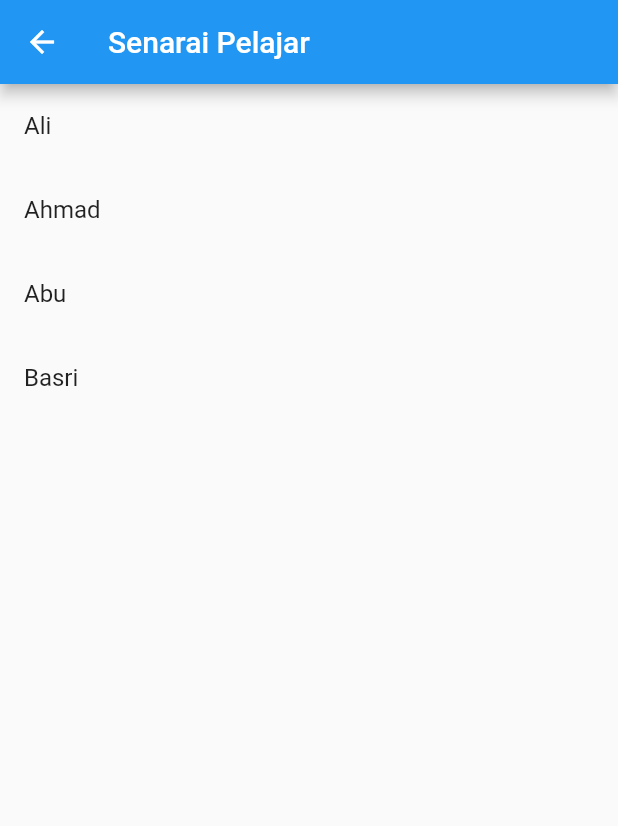
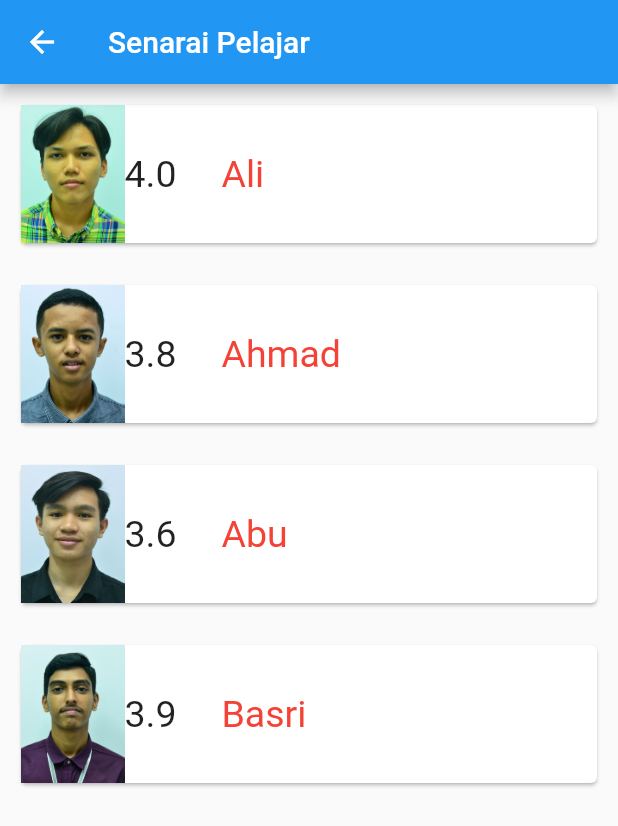
Before and after one commit to casfian/kplistdemo, a Flutter app: the SenaraiPelajar screen opened by its route, on a phone screen of 412 x 824 dp. Shown: the top 826 px of the screen. Run offline on Flutter 3.47's test engine with Material 2 defaults, Android fonts, the phone set to English and light mode, and no system bars.

Commit message:
kasi gambar

```diff
--- a/lib/senaraipelajar.dart
+++ b/lib/senaraipelajar.dart
@@ -1,8 +1,14 @@
 import 'package:flutter/material.dart';
+import 'package:lkpistdemo/pelajar.dart';
 
 class SenaraiPelajar extends StatelessWidget {
   //array
-  List pelajar = ['Ali', 'Ahmad', 'Abu', 'Basri'];
+  List<Pelajar> pelajar = [
+    Pelajar('Ali', 'images/ADAM.jpg', '4.0'),
+    Pelajar('Ahmad', 'images/AMIRUL.jpg', '3.8'),
+    Pelajar('Abu', 'images/HARIZ.jpg', '3.6'),
+    Pelajar('Basri', 'images/RAFIQ.jpg', '3.9')
+  ];
 
   @override
   Widget build(BuildContext context) {
@@ -13,8 +19,22 @@ class SenaraiPelajar extends StatelessWidget {
       body: ListView.builder(
           itemCount: pelajar.length,
           itemBuilder: (context, index) {
-            return ListTile(
-              title: Text(pelajar[index]),
+            //return sebuat widget UI you buat sendiri
+            return Container(
+              margin: EdgeInsets.all(10),
+              height: 100,
+              child: Card(
+                child: Row(
+                  children: [
+                    Image.asset(pelajar[index].photo),
+                    Text(pelajar[index].cgpa, style: TextStyle(fontSize: 25),),
+                    SizedBox(width: 30,),
+                    Text(pelajar[index].nama, style: TextStyle(fontSize: 25, color: Colors.red),),
+                    SizedBox(width: 30,),
+
+                  ],
+                ),
+              ),
             );
           }),
     );
--- a/pubspec.yaml
+++ b/pubspec.yaml
@@ -45,8 +45,8 @@ flutter:
   uses-material-design: true
 
   # To add assets to your application, add an assets section, like this:
-  # assets:
-  #   - images/a_dot_burr.jpeg
+  assets:
+    - images/
   #   - images/a_dot_ham.jpeg
 
   # An image asset can refer to one or more resolution-specific "variants", see
```
Also changed, not shown: images/ADAM.jpg (added), images/AMIRUL.jpg (added), images/HARIZ.jpg (added), images/RAFIQ.jpg (added).
